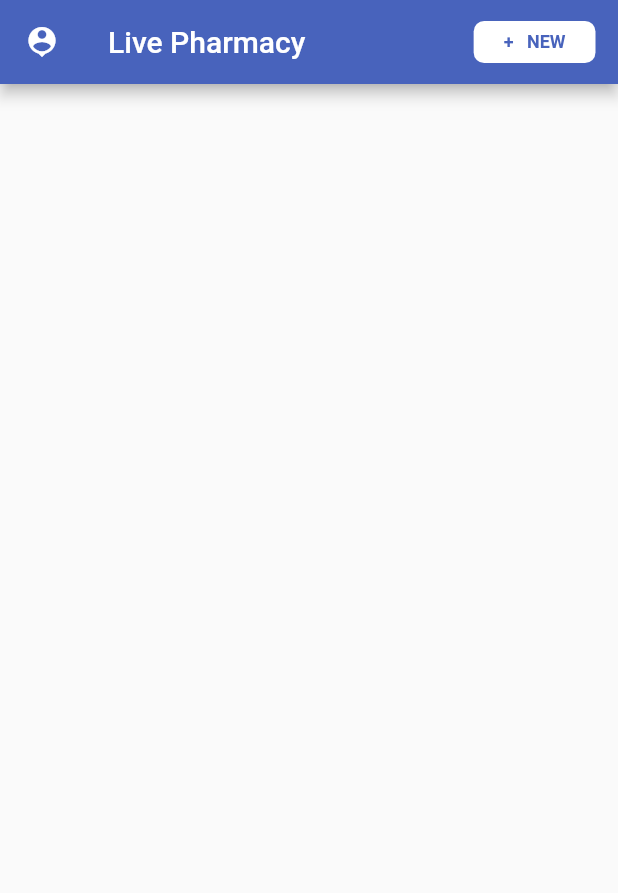
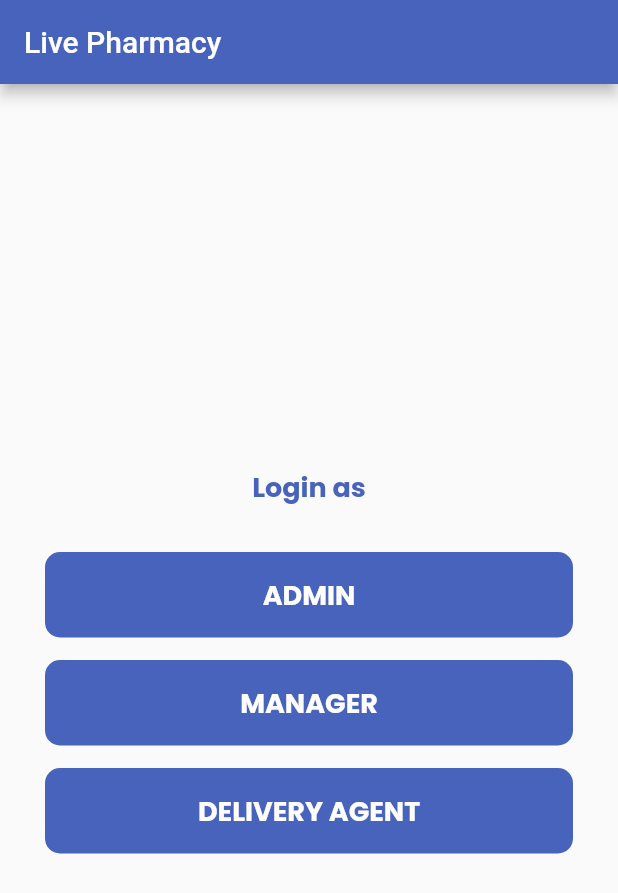
Before and after one commit to ank237/live_pharmacy_web, a Flutter app: the screen it shows after launch, on a phone screen of 412 x 824 dp. Shown: the top 893 px of the screen. Run offline on Flutter 3.47's test engine with Material 2 defaults, Android fonts, the phone set to English and light mode, and no system bars; our stand-ins replace font_awesome_flutter, google_fonts.

Commit message:
completed login UI

```diff
--- a/lib/constants/styles.dart
+++ b/lib/constants/styles.dart
@@ -7,3 +7,21 @@ TextStyle kAppbarButtonTextStyle = TextStyle(
   color: kPrimaryColor,
   fontWeight: FontWeight.w700,
 );
+
+TextStyle kLargeBlueTextStyle = TextStyle(
+  fontSize: 18,
+  color: kPrimaryColor,
+  fontWeight: FontWeight.w700,
+);
+
+TextStyle kLargeWhiteTextStyle = TextStyle(
+  fontSize: 18,
+  color: Colors.white,
+  fontWeight: FontWeight.w700,
+);
+
+TextStyle kHomePageCardHeadingTextStyle = TextStyle(
+  fontSize: 14,
+  color: Colors.black,
+  fontWeight: FontWeight.w500,
+);
--- a/lib/main.dart
+++ b/lib/main.dart
@@ -1,6 +1,11 @@
 import 'package:flutter/material.dart';
+import 'package:google_fonts/google_fonts.dart';
 import 'package:live_pharmacy/constants/styles.dart';
+import 'package:live_pharmacy/provider/userProvider.dart';
 import 'package:live_pharmacy/screens/home.dart';
+import 'package:live_pharmacy/screens/initial.dart';
+import 'package:live_pharmacy/screens/login.dart';
+import 'package:provider/provider.dart';
 
 void main() {
   runApp(MyApp());
@@ -9,11 +14,23 @@ void main() {
 class MyApp extends StatelessWidget {
   @override
   Widget build(BuildContext context) {
-    return MaterialApp(
-      home: Home(),
-      debugShowCheckedModeBanner: false,
-      theme: ThemeData(
-        primaryColor: kPrimaryColor,
+    return MultiProvider(
+      providers: [
+        ChangeNotifierProvider(
+          create: (_) => UserProvider(),
+        ),
+      ],
+      child: MaterialApp(
+        home: InitialScreen(),
+        debugShowCheckedModeBanner: false,
+        theme: ThemeData(
+          textTheme: GoogleFonts.poppinsTextTheme(),
+          primaryColor: kPrimaryColor,
+        ),
+        routes: {
+          'home': (context) => Home(),
+          'login': (context) => LoginScreen(),
+        },
       ),
     );
   }
--- /dev/null
+++ b/lib/provider/userProvider.dart
@@ -0,0 +1,5 @@
+import 'package:flutter/material.dart';
+
+class UserProvider extends ChangeNotifier {
+  String selectedRole = '';
+}
--- /dev/null
+++ b/lib/screens/initial.dart
@@ -0,0 +1,77 @@
+import 'package:flutter/material.dart';
+import 'package:live_pharmacy/constants/styles.dart';
+import 'package:live_pharmacy/provider/userProvider.dart';
+import 'package:provider/provider.dart';
+
+class InitialScreen extends StatelessWidget {
+  @override
+  Widget build(BuildContext context) {
+    final size = MediaQuery.of(context).size;
+    return Scaffold(
+      appBar: AppBar(
+        title: Text('Live Pharmacy'),
+      ),
+      body: Container(
+        height: size.height,
+        width: size.width,
+        child: Column(
+          mainAxisAlignment: MainAxisAlignment.center,
+          children: [
+            Text('Login as', style: kLargeBlueTextStyle),
+            SizedBox(height: 30),
+            Container(
+              width: size.width,
+              margin: EdgeInsets.symmetric(vertical: 0, horizontal: 30),
+              child: FlatButton(
+                padding: EdgeInsets.all(15),
+                shape: RoundedRectangleBorder(
+                  borderRadius: BorderRadius.circular(10),
+                ),
+                color: kPrimaryColor,
+                onPressed: () {
+                  Provider.of<UserProvider>(context, listen: false).selectedRole = 'admin';
+                  Navigator.pushNamed(context, 'login');
+                },
+                child: Text('ADMIN', style: kLargeWhiteTextStyle),
+              ),
+            ),
+            SizedBox(height: 15),
+            Container(
+              width: size.width,
+              margin: EdgeInsets.symmetric(vertical: 0, horizontal: 30),
+              child: FlatButton(
+                padding: EdgeInsets.all(15),
+                shape: RoundedRectangleBorder(
+                  borderRadius: BorderRadius.circular(10),
+                ),
+                color: kPrimaryColor,
+                onPressed: () {
+                  Provider.of<UserProvider>(context, listen: false).selectedRole = 'manager';
+                  Navigator.pushNamed(context, 'login');
+                },
+                child: Text('MANAGER', style: kLargeWhiteTextStyle),
+              ),
+            ),
+            SizedBox(height: 15),
+            Container(
+              width: size.width,
+              margin: EdgeInsets.symmetric(vertical: 0, horizontal: 30),
+              child: FlatButton(
+                padding: EdgeInsets.all(15),
+                shape: RoundedRectangleBorder(
+                  borderRadius: BorderRadius.circular(10),
+                ),
+                color: kPrimaryColor,
+                onPressed: () {
+                  Provider.of<UserProvider>(context, listen: false).selectedRole = 'agent';
+                  Navigator.pushNamed(context, 'login');
+                },
+                child: Text('DELIVERY AGENT', style: kLargeWhiteTextStyle),
+              ),
+            ),
+          ],
+        ),
+      ),
+    );
+  }
+}
--- a/pubspec.yaml
+++ b/pubspec.yaml
@@ -28,6 +28,12 @@ dependencies:
   # The following adds the Cupertino Icons font to your application.
   # Use with the CupertinoIcons class for iOS style icons.
   cupertino_icons: ^1.0.0
+  google_fonts: ^1.1.1
+  cloud_firestore: ^0.14.4
+  firebase_auth: ^0.18.4+1
+  font_awesome_flutter: ^8.10.1
+  modal_progress_hud: ^0.1.3
+  provider: ^4.3.2+3
 
 dev_dependencies:
   flutter_test:
```
Also changed, not shown: lib/models/userModel.dart (added, +13 -0 lines), lib/screens/home.dart (+79 -2 lines), lib/screens/login.dart (added, +94 -0 lines), pubspec.lock, 6 other files.
